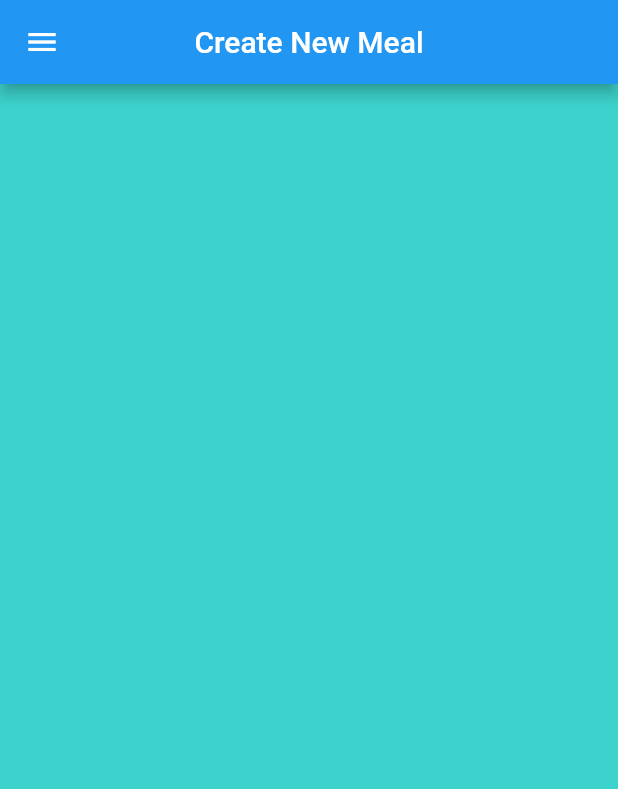
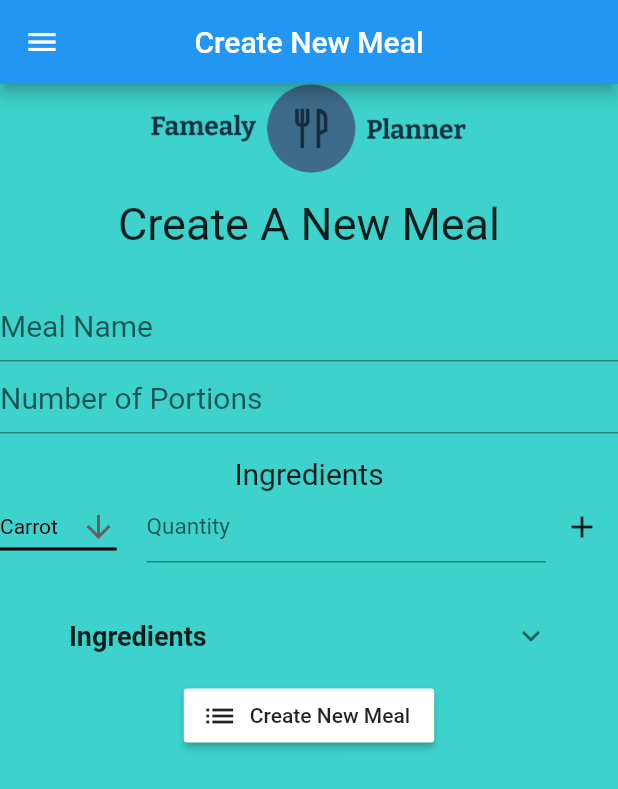
Before and after one commit to SamKingDev/HighfieldHack2021, a Flutter app: the createMeal screen opened by its route, on a phone screen of 412 x 824 dp. Shown: the top 789 px of the screen. Run offline on Flutter 3.47's test engine with Material 2 defaults, Android fonts, the phone set to English and light mode, and no system bars; our stand-ins replace cloud_firestore, firebase_auth, firebase_core, flutter_signin_button, google_sign_in; accounts and stored records are empty.

Commit message:
layout for create new meal made

```diff
--- a/App/lib/screens/Meal/CreateMeal.dart
+++ b/App/lib/screens/Meal/CreateMeal.dart
@@ -18,6 +18,7 @@ class createMeal extends StatefulWidget {
 
 class _createMealState extends State<createMeal> {
 
+  String selectedValue = 'Carrot';
   StreamSubscription<User> loginStateSubscription;
 
   @override
@@ -114,6 +115,142 @@ class _createMealState extends State<createMeal> {
         title: Text('Create New Meal'),
         centerTitle: true,
       ),
+      body: Column(
+        children: <Widget>[
+          Image(image: AssetImage(
+              'assets/logo.png'),
+            height: 60,
+          ),
+          Padding(
+            padding: const EdgeInsets.all(16.0),
+            child: Text ('Create A New Meal',
+                style: TextStyle(
+                  fontSize: 30.0,
+                )),
+          ),
+          SizedBox(height: 10),
+          TextFormField(
+            decoration: InputDecoration(
+                hintText: 'Meal Name'),
+            style: TextStyle(
+              fontSize: 20.0,
+              color: Colors.black,
+            ),
+          ),
+          TextFormField(
+            decoration: InputDecoration(
+                hintText: 'Number of Portions'),
+            style: TextStyle(
+              fontSize: 20.0,
+              color: Colors.black,
+            ),
+          ),
+          Padding(
+            padding: const EdgeInsets.fromLTRB(8.0,15.0,8.0,0.0),
+            child: Text('Ingredients',
+                style: TextStyle(
+                  fontSize: 20.0,
+                )),
+          ),
+          Row(
+            children: [
+              DropdownButton<String>(
+                value: selectedValue,
+                icon: Icon(Icons.arrow_downward),
+                iconSize: 24,
+                elevation: 16,
+                style: TextStyle(color: Colors.black),
+                underline: Container(height: 2, color: Colors.black),
+                onChanged: (String newValue) {
+                  setState(() {
+                    selectedValue = newValue;
+                  });
+                },
+                items: <String>['Carrot', 'Brocoli', 'Parsnip', 'Sausage']
+                    .map<DropdownMenuItem<String>>((String value) {
+                  return DropdownMenuItem<String>(
+                      value: value, child: Text(value));
+                }).toList(),
+              ),
+              SizedBox(width: 20.0),
+              Expanded(
+                child: TextField(
+                  decoration: InputDecoration(
+                      hintText: 'Quantity'),
+                  style: TextStyle(
+                    fontSize: 15.0,
+                    color: Colors.black,
+                  ),
+                ),
+              ),
+              IconButton(
+                icon: Icon(Icons.add),
+                splashColor: Colors.grey[200],
+                onPressed: () {},
+              ),
+            ],
+          ),
+          Container(
+            child : ingredientsDropDown(),
+          ),
+          Container(
+            child: RaisedButton.icon(
+              color: Colors.white,
+              onPressed: () {},
+              icon: Icon(Icons.list),
+              label: Text('Create New Meal'),
+            ),
+          ),
+        ],
+      ),
     );
   }
 }
+
+
+
+class ingredientsDropDown extends StatefulWidget {
+  @override
+
+  _ingredientsDropDown createState() => _ingredientsDropDown();
+}
+
+class _ingredientsDropDown extends State<ingredientsDropDown> {
+
+  List<String> items = ['Carrot', 'Brocoli', 'Pear', 'Mash'];
+
+  @override
+  Widget build(BuildContext context) {
+    return Container(child:
+    Padding(
+      padding: const EdgeInsets.symmetric(horizontal: 30.0),
+      child: Column(
+        children: <Widget>[
+          SizedBox(height:20.0),
+          ExpansionTile(
+            title: Text('Ingredients',
+              style: TextStyle(
+                  fontSize: 18.0,
+                  fontWeight: FontWeight.bold
+              ),
+            ),
+            children: <Widget>[
+              for ( var i in items ) Row(
+                mainAxisAlignment: MainAxisAlignment.spaceAround,
+                children: [
+                  Text(i),
+                  IconButton(
+                    icon: Icon(Icons.delete),
+                    splashColor: Colors.grey[200],
+                    onPressed: () {},
+                  ),
+                ],
+              ),
+            ],
+          ),
+        ],
+      ),
+    ),
+    );
+  }
+}
```
Also changed, not shown: App/lib/screens/Meal/ShoppingList.dart (+0 -12 lines).
